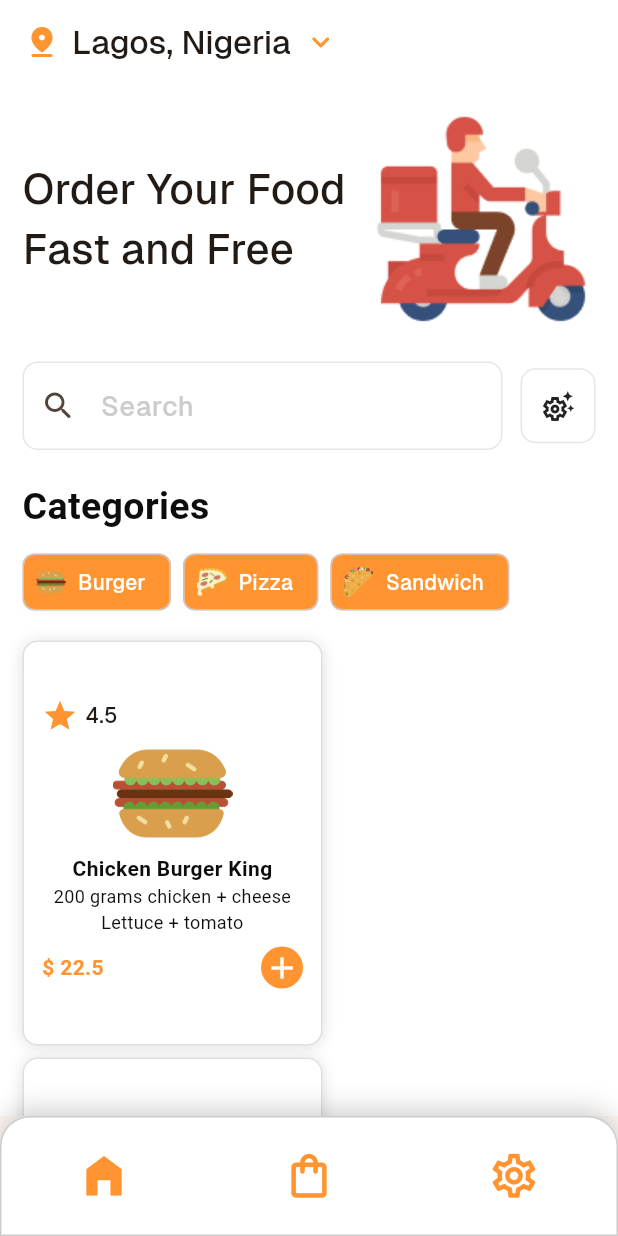
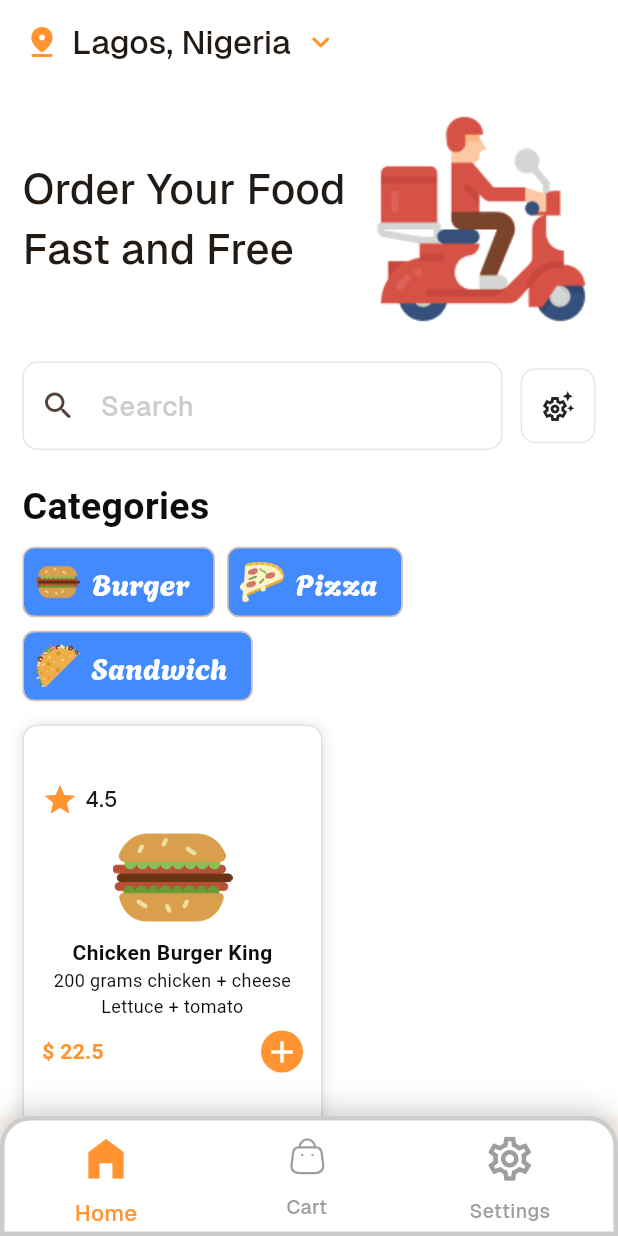
Before and after one commit to Jesuloba-king/about_me, a Flutter app: the MyBottomNavBar screen opened directly, on a phone screen of 412 x 824 dp. Run offline on Flutter 3.47's test engine with Material 3 defaults, Android fonts, the phone set to English and light mode, and no system bars; our stand-ins replace flutter_svg, google_fonts; Roboto replaces fonts that are missing (DmSans); project files that could hold a hidden picture were left out.

Commit message:
new changes

```diff
--- a/lib/bottom_bar.dart
+++ b/lib/bottom_bar.dart
@@ -1,5 +1,6 @@
 import 'package:about_me/home/homepage.dart';
 import 'package:flutter/material.dart';
+import 'package:flutter_svg/flutter_svg.dart';
 
 import 'settings/settings.dart';
 import 'food_page/food_pg.dart';
@@ -35,6 +36,7 @@ class _MyBottomNavBarState extends State<MyBottomNavBar> {
         color: Colors.white,
         border: Border.all(
           color: Colors.black.withOpacity(0.20),
+          width: 3
         ),
         boxShadow: [
           BoxShadow(
@@ -51,6 +53,8 @@ class _MyBottomNavBarState extends State<MyBottomNavBar> {
       child: Row(
         mainAxisAlignment: MainAxisAlignment.spaceAround,
         children: [
+          Column(
+            children: [
               IconButton(
                 enableFeedback: false,
                 onPressed: () {
@@ -66,10 +70,26 @@ class _MyBottomNavBarState extends State<MyBottomNavBar> {
                       )
                     : const Icon(
                         Icons.home_outlined,
-                    color: Color(0xffFF9431),
+                        color: Colors.grey,
                         size: 35,
                       ),
               ),
+              pageIndex == 0 ?
+              Text("Home",
+                style: TextStyle(
+                  color: Color(0xffFF9431),
+                  fontSize: 15,)
+                ,):
+              Text("Home",
+                style: TextStyle(
+                    color: Colors.grey,
+                    fontSize: 13),
+              )
+            ],
+          ),
+
+          Column(
+            children: [
               IconButton(
                 enableFeedback: false,
                 onPressed: () {
@@ -78,17 +98,50 @@ class _MyBottomNavBarState extends State<MyBottomNavBar> {
                   });
                 },
                 icon: pageIndex == 1
-                ? const Icon(
-                    Icons.shopping_bag,
+        ? SvgPicture.asset("assets/svg/Bag.svg") :
+           SvgPicture.asset("assets/svg/Bag.svg", color: Colors.grey,)
+
+          //       ? const Icon(
+          // Icons.shopping_bag,
+          // color: Color(0xffFF9431),
+          // size: 35,
+          // ):
+          //       const Icon(
+          //           Icons.shopping_bag_outlined,
+          //           color: Colors.grey,
+          //           size: 35,
+          //           ),
+
+
+                // icon: if (pageIndex == 1){return
+                //       const Icon(
+                //       Icons.shopping_bag,
+                //       color: Color(0xffFF9431),
+                //       size: 35,
+                //       )
+                //       }
+                //       else{const Icon(
+                //     Icons.shopping_bag_outlined,
+                //     color: Colors.grey,
+                //     size: 35,
+                //     ),}
+
+              ),
+             pageIndex == 1 ?
+             Text("Cart",
+              style: TextStyle(
                 color: Color(0xffFF9431),
-                    size: 35,
+                fontSize: 15,)
+               ,):
+             Text("Cart",
+               style: TextStyle(
+                 color: Colors.grey,
+               fontSize: 13),
              )
-                : const Icon(
-                    Icons.shopping_bag_outlined,
-                    color: Color(0xffFF9431),
-                    size: 35,
+            ],
           ),
-          ),
+          Column(
+            children: [
               IconButton(
                 enableFeedback: false,
                 onPressed: () {
@@ -104,9 +157,22 @@ class _MyBottomNavBarState extends State<MyBottomNavBar> {
                       )
                     : const Icon(
                         Icons.settings_outlined,
-                    color: Color(0xffFF9431),
+                        color: Colors.grey,
                         size: 35,
                       ),
+              ),
+              pageIndex == 2 ?
+              Text("Settings",
+                style: TextStyle(
+                  color: Color(0xffFF9431),
+                  fontSize: 15,)
+                ,):
+              Text("Settings",
+                style: TextStyle(
+                    color: Colors.grey,
+                    fontSize: 13),
+              )
+            ],
           ),
         ],
       ),
--- a/lib/home/homepage.dart
+++ b/lib/home/homepage.dart
@@ -13,11 +13,11 @@ class HomePage extends StatefulWidget {
 }
 
 class _HomePageState extends State<HomePage> {
-  //List of categories
-  final List<Categories> _myCat = [
-    Categories(imagePath: "assets/png/hamburguer.png", text: "Burger"),
-    Categories(imagePath: "assets/png/pizza.png", text: "Pizza"),
-    Categories(imagePath: "assets/png/taco.png", text: "Sandwich"),
+  //List of Menu
+  final List<Menu> _myCat = [
+    Menu(imageurl: "assets/png/hamburguer.png", menutitle: "Burger"),
+    Menu(imageurl: "assets/png/pizza.png", menutitle: "Pizza"),
+    Menu(imageurl: "assets/png/taco.png", menutitle: "Sandwich"),
   ];
 
   // FoodItems
@@ -26,9 +26,9 @@ class _HomePageState extends State<HomePage> {
         imagePath: "assets/png/hamburguer.png",
         title: "Chicken Burger King",
         subtitle: "200 grams chicken + cheese  Lettuce + tomato",
-        price: "22.5",
-        rating: "4.5",
-        icon: Icons.star,
+        price: 22.5,
+        rating: 4.5,
+        star: Icons.star,
         add: Icons.add),
 
     //
@@ -36,9 +36,9 @@ class _HomePageState extends State<HomePage> {
         imagePath: "assets/png/hamburguer.png",
         title: " Cheese Burger",
         subtitle: "200 grams chicken + cheese  Lettuce + tomato",
-        price: "22.5",
-        rating: "4.5",
-        icon: Icons.star,
+        price: 22.5,
+        rating: 4.5,
+        star: Icons.star,
         add: Icons.add),
 
     //
@@ -46,9 +46,9 @@ class _HomePageState extends State<HomePage> {
         imagePath: "assets/png/hamburguer.png",
         title: "Veggie Burger",
         subtitle: "200 gram cheese  Lettuce + tomato",
-        price: "22.5",
-        rating: "4.5",
-        icon: Icons.star,
+        price: 22.5,
+        rating: 4.5,
+        star: Icons.star,
         add: Icons.add),
 
     //
@@ -56,9 +56,9 @@ class _HomePageState extends State<HomePage> {
         imagePath: "assets/png/hamburguer.png",
         title: "Meat Burger",
         subtitle: "200 grams chicken , onions +  Lettuce + tomato",
-        price: "30.5",
-        rating: "3.5",
-        icon: Icons.star,
+        price: 30.5,
+        rating: 3.5,
+        star: Icons.star,
         add: Icons.add),
   ];
   @override
@@ -187,14 +187,14 @@ class _HomePageState extends State<HomePage> {
                 (index) {
                   final category = _myCat[index];
                   return Chip(
-                    label: Text(category.text),
+                    label: Text(category.menutitle),
                     avatar: Image.asset(
-                      category.imagePath,
+                      category.imageurl,
                       // height: 40,
                       // width: 40,
                     ),
-                    backgroundColor: Color(0xffFF9431),
-                    labelStyle: TextStyle(color: Colors.white),
+                    backgroundColor: Colors.blueAccent,
+                    labelStyle: TextStyle(color: Colors.white, fontSize: 20, fontFamily: "Agbalumo"),
                   );
                 },
               ),
@@ -242,11 +242,11 @@ class _HomePageState extends State<HomePage> {
                           Row(
                             children: [
                               Icon(
-                                food.icon,
+                                food.star,
                                 color: Color(0xffFF9431),
                               ),
                               SizedBox(width: 5),
-                              Text(food.rating),
+                              Text(food.rating.toString()),
                             ],
                           ),
 
@@ -315,6 +315,16 @@ class _HomePageState extends State<HomePage> {
   }
 }
 
+//new category class
+class Menu {
+  final String menutitle;
+  final String imageurl;
+
+  Menu({required this.menutitle, required this.imageurl});
+
+
+}
+
 //category class
 class Categories {
   final String imagePath;
@@ -327,9 +337,9 @@ class FoodItems {
   final String imagePath;
   final String title;
   final String subtitle;
-  final String price;
-  final String rating;
-  final IconData icon;
+  final num price;
+  final num rating;
+  final IconData star;
   final IconData add;
 
   FoodItems({
@@ -338,7 +348,7 @@ class FoodItems {
     required this.subtitle,
     required this.price,
     required this.rating,
-    required this.icon,
+    required this.star,
     required this.add,
   });
 }
--- a/lib/home/view_food.dart
+++ b/lib/home/view_food.dart
@@ -144,12 +144,12 @@ class _FoodDetailsState extends State<FoodDetails> {
                       Row(
                         children: [
                           Icon(
-                            widget.myfood.icon,
+                            widget.myfood.star,
                             color: Color(0xffFF9431),
                           ),
                           SizedBox(width: 5),
                           Text(
-                            widget.myfood.rating,
+                            widget.myfood.rating.toString(),
                             style: TextStyle(
                                 fontFamily: "DmSans",
                                 fontSize: 18,
```
Also changed, not shown: assets/svg/Bag.svg (added), pubspec.lock. Lines whose indentation alone changed are shown as unchanged.
